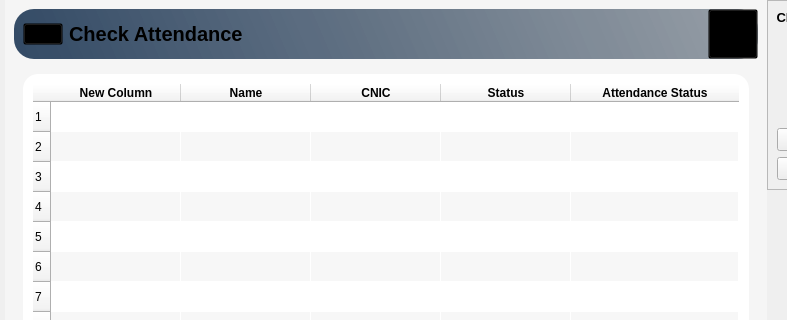
Qt form Stacked_DesignUI1.ui (mukarramdaniel/Distribution-System_Python) before a commit; both pictures show x 215 to 1002 and y 0 to 320 of the 1087 by 642 pixel window.
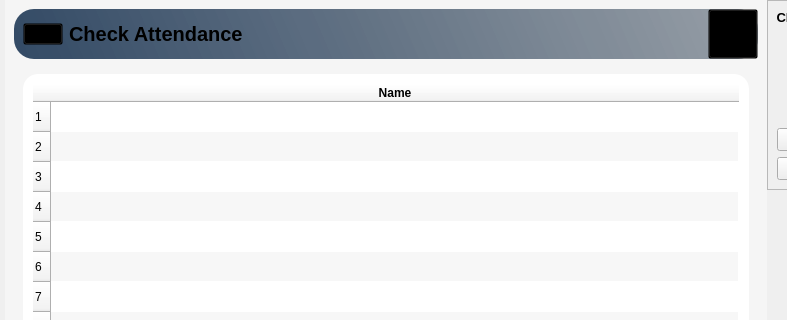
The same form after that commit. The open tabs and pages were chosen to show the change. Icons and pictures are not drawn.

What changed in the file:
```diff
--- a/Stacked_DesignUI1.ui
+++ b/Stacked_DesignUI1.ui
@@ -4232,7 +4232,7 @@
                     <number>10</number>
                    </property>
                    <property name="columnCount">
-                    <number>5</number>
+                    <number>1</number>
                    </property>
                    <attribute name="horizontalHeaderDefaultSectionSize">
                     <number>130</number>
@@ -4253,17 +4253,6 @@
                    <row/>
                    <row/>
                    <row/>
-                   <column>
-                    <property name="text">
-                     <string>New Column</string>
-                    </property>
-                    <property name="font">
-                     <font>
-                      <weight>75</weight>
-                      <bold>true</bold>
-                     </font>
-                    </property>
-                   </column>
                    <column>
                     <property name="text">
                      <string>Name</string>
@@ -4275,39 +4264,6 @@
                      </font>
                     </property>
                    </column>
-                   <column>
-                    <property name="text">
-                     <string>CNIC</string>
-                    </property>
-                    <property name="font">
-                     <font>
-                      <weight>75</weight>
-                      <bold>true</bold>
-                     </font>
-                    </property>
-                   </column>
-                   <column>
-                    <property name="text">
-                     <string>Status</string>
-                    </property>
-                    <property name="font">
-                     <font>
-                      <weight>75</weight>
-                      <bold>true</bold>
-                     </font>
-                    </property>
-                   </column>
-                   <column>
-                    <property name="text">
-                     <string>Attendance Status</string>
-                    </property>
-                    <property name="font">
-                     <font>
-                      <weight>75</weight>
-                      <bold>true</bold>
-                     </font>
-                    </property>
-                   </column>
                   </widget>
                  </item>
                 </layout>
```
Left out of the diff: 2 changed lines with no effect on the pictures.
